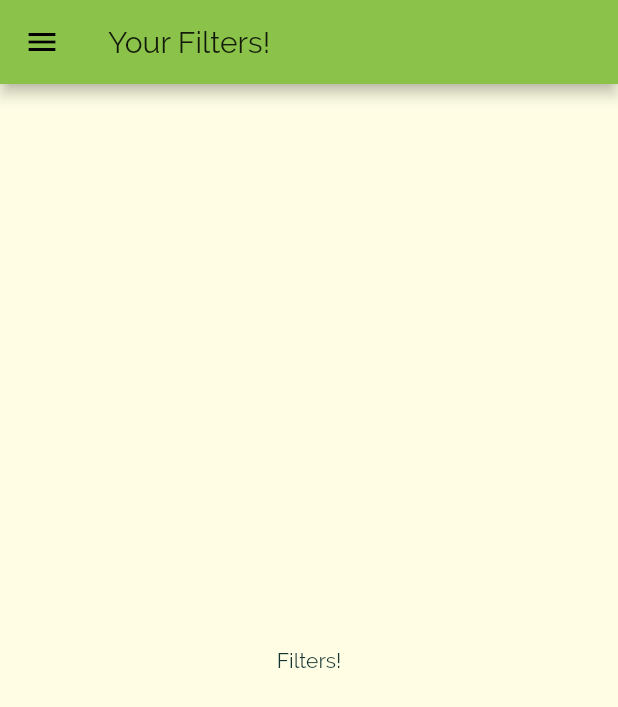
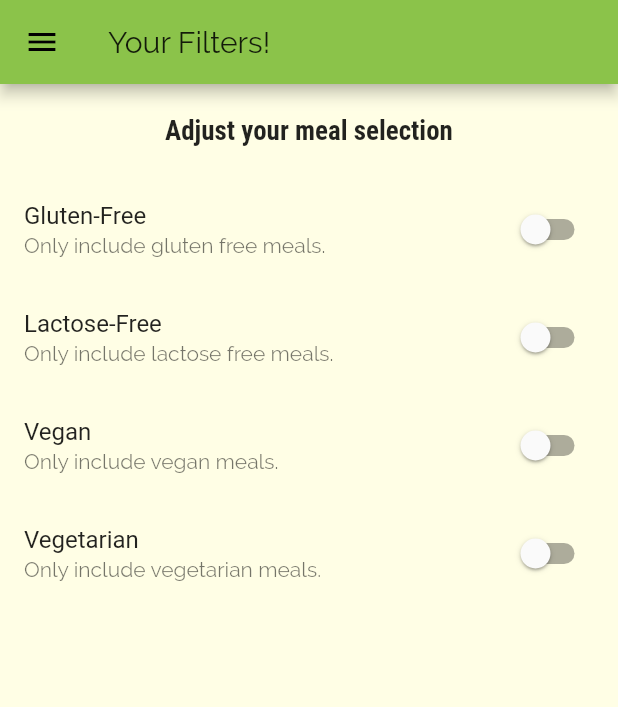
Before and after one commit to HemantSrivastava01/mealsapp, a Flutter app: the FilterScreen screen opened by its route, on a phone screen of 412 x 824 dp. Shown: the top 707 px of the screen. Run offline on Flutter 3.47's test engine with Material 2 defaults, Android fonts, the phone set to English and light mode, and no system bars.

Commit message:
adding filter awitches

```diff
--- a/lib/screens/filters_screen.dart
+++ b/lib/screens/filters_screen.dart
@@ -1,8 +1,29 @@
 import 'package:flutter/material.dart';
 import '../widgets/main_drawer.dart';
 
-class FilterScreen extends StatelessWidget {
+class FilterScreen extends StatefulWidget {
   static const routeName = '/filters';
+
+  @override
+  _FilterScreenState createState() => _FilterScreenState();
+}
+
+class _FilterScreenState extends State<FilterScreen> {
+  var _glutenFree = false;
+  var _vegetarian = false;
+  var _vegan = false;
+  var _lactoseFree = false;
+
+  Widget _buildSwitchListTile(String title, String description,
+      bool currentValue, Function updateValue) {
+    return SwitchListTile(
+      title: Text(title),
+      value: currentValue,
+      subtitle: Text(description),
+      onChanged: updateValue,
+    );
+  }
+
   @override
   Widget build(BuildContext context) {
     return Scaffold(
@@ -10,8 +31,70 @@ class FilterScreen extends StatelessWidget {
         title: Text('Your Filters!'),
       ),
       drawer: MainDrawer(),
-      body: Center(
-        child: Text('Filters!'),
+      body: Column(
+        children: <Widget>[
+          Container(
+            padding: EdgeInsets.all(20),
+            child: Text(
+              'Adjust your meal selection',
+              style: Theme.of(context).textTheme.title,
+            ),
+          ),
+          Expanded(
+            child: ListView(
+              children: <Widget>[
+                _buildSwitchListTile(
+                  'Gluten-Free',
+                  'Only include gluten free meals.',
+                  _glutenFree,
+                  (newValue) {
+                    setState(
+                      () {
+                        _glutenFree = newValue;
+                      },
+                    );
+                  },
+                ),
+                _buildSwitchListTile(
+                  'Lactose-Free',
+                  'Only include lactose free meals.',
+                  _lactoseFree,
+                  (newValue) {
+                    setState(
+                      () {
+                        _lactoseFree = newValue;
+                      },
+                    );
+                  },
+                ),
+                _buildSwitchListTile(
+                  'Vegan',
+                  'Only include vegan meals.',
+                  _vegan,
+                  (newValue) {
+                    setState(
+                      () {
+                        _vegan = newValue;
+                      },
+                    );
+                  },
+                ),
+                _buildSwitchListTile(
+                  'Vegetarian',
+                  'Only include vegetarian meals.',
+                  _vegetarian,
+                  (newValue) {
+                    setState(
+                      () {
+                        _vegetarian = newValue;
+                      },
+                    );
+                  },
+                ),
+              ],
+            ),
+          ),
+        ],
       ),
     );
   }
```
